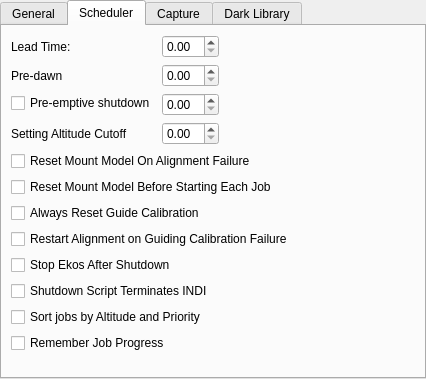
Above: kstars/ekos/opsekos.ui from KDE/kstars before the change. Below: the same form after it.
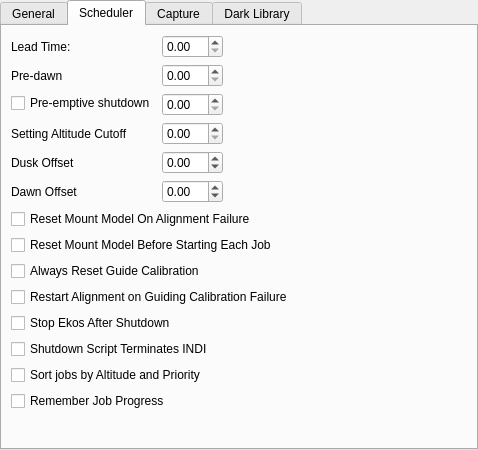
That is the form after the change. The open tabs and pages were chosen to show the change.

Commit message: Implement customizable dusk and dawn offsets.

The edit to the form file:
```diff
--- a/kstars/ekos/opsekos.ui
+++ b/kstars/ekos/opsekos.ui
@@ -6,8 +6,8 @@
    <rect>
     <x>0</x>
     <y>0</y>
-    <width>426</width>
-    <height>379</height>
+    <width>478</width>
+    <height>450</height>
    </rect>
   </property>
   <property name="windowTitle">
@@ -211,6 +211,52 @@
         <item row="3" column="1">
          <widget class="QDoubleSpinBox" name="kcfg_SettingAltitudeCutoff"/>
         </item>
+        <item row="4" column="1">
+         <widget class="QDoubleSpinBox" name="kcfg_DuskOffset">
+          <property name="minimum">
+           <double>-24.000000000000000</double>
+          </property>
+          <property name="maximum">
+           <double>24.000000000000000</double>
+          </property>
+          <property name="singleStep">
+           <double>0.500000000000000</double>
+          </property>
+         </widget>
+        </item>
+        <item row="5" column="1">
+         <widget class="QDoubleSpinBox" name="kcfg_DawnOffset">
+          <property name="minimum">
+           <double>-24.000000000000000</double>
+          </property>
+          <property name="maximum">
+           <double>24.000000000000000</double>
+          </property>
+          <property name="singleStep">
+           <double>0.500000000000000</double>
+          </property>
+         </widget>
+        </item>
+        <item row="4" column="0">
+         <widget class="QLabel" name="duskOffsetLabel">
+          <property name="toolTip">
+           <string>&lt;html&gt;&lt;body&gt;&lt;p&gt;Offset astronomical dusk by this many hours. This positive or negative value adjusts the twilight restriction.&lt;/p&gt;&lt;/body&gt;&lt;/html&gt;</string>
+          </property>
+          <property name="text">
+           <string>Dusk Offset</string>
+          </property>
+         </widget>
+        </item>
+        <item row="5" column="0">
+         <widget class="QLabel" name="dawnOffsetLabel">
+          <property name="toolTip">
+           <string>&lt;html&gt;&lt;body&gt;&lt;p&gt;Offset astronomical dawn by this many hours. This positive or negative value adjusts the twilight restriction.&lt;/p&gt;&lt;/body&gt;&lt;/html&gt;</string>
+          </property>
+          <property name="text">
+           <string>Dawn Offset</string>
+          </property>
+         </widget>
+        </item>
        </layout>
       </item>
       <item>
```
Left out of the diff: 6 changed lines with no effect on the pictures. The commit also changes 8 other files.
